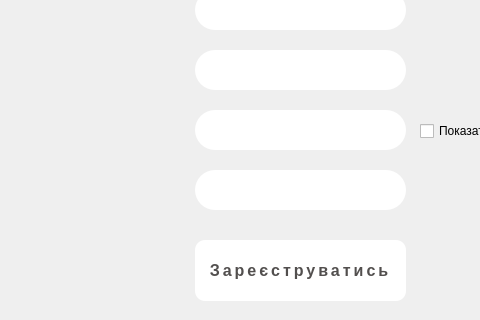
This is registrationwindow.ui in Barsh4ec/Authorization as Qt 5 draws it before an edit; both pictures show x 0 to 480 and y 150 to 470 of the 600 by 700 pixel window. The edited form follows.
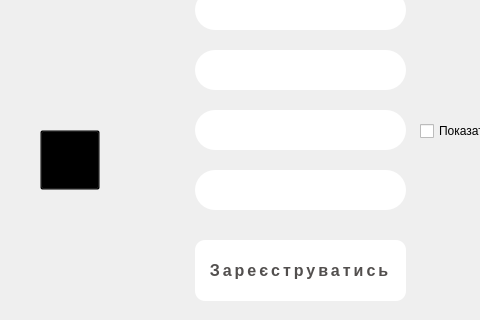
This is the edited form. Icons and pictures are not drawn.

Diff of the .ui file:
```diff
--- a/registrationwindow.ui
+++ b/registrationwindow.ui
@@ -252,6 +252,35 @@
     <string>Показати пароль</string>
    </property>
   </widget>
+  <widget class="QPushButton" name="Back_To_Authorization_2">
+   <property name="geometry">
+    <rect>
+     <x>40</x>
+     <y>280</y>
+     <width>60</width>
+     <height>60</height>
+    </rect>
+   </property>
+   <property name="font">
+    <font>
+     <pointsize>36</pointsize>
+    </font>
+   </property>
+   <property name="styleSheet">
+    <string notr="true">QPushButton{
+	background: transparent;
+	background-image: url(:/resources/png/Icon60x60.png);
+}
+
+QPushButton:hover {
+	background: transparent;
+	background-image: url(:/resources/png/IconGr60x60.png);
+}</string>
+   </property>
+   <property name="text">
+    <string/>
+   </property>
+  </widget>
  </widget>
  <resources/>
  <connections/>
```
